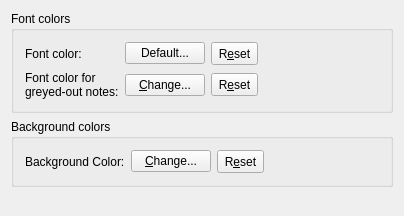
Old version of the form src/frontends/qt4/ui/ColorUi.ui in the repository cburschka/lyx.
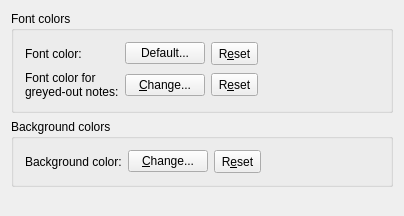
New version of the form.

What changed in the file:
```diff
--- a/src/frontends/qt4/ui/ColorUi.ui
+++ b/src/frontends/qt4/ui/ColorUi.ui
@@ -174,7 +174,7 @@
       <item row="0" column="0">
        <widget class="QLabel" name="label_4">
         <property name="text">
-         <string>Background Color:</string>
+         <string>Background color:</string>
         </property>
         <property name="buddy">
          <cstring>backgroundPB</cstring>
```
Left out of the diff: 2 changed lines with no effect on the pictures.
